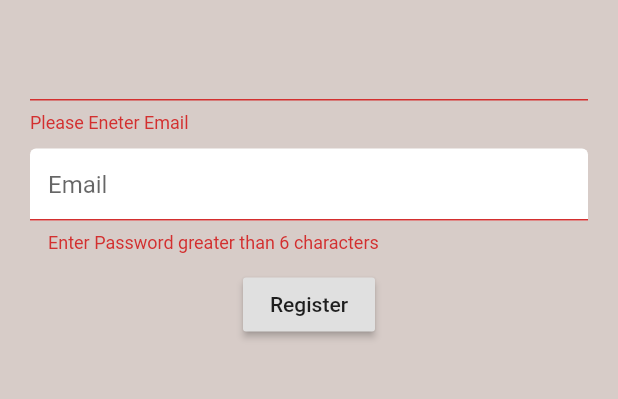
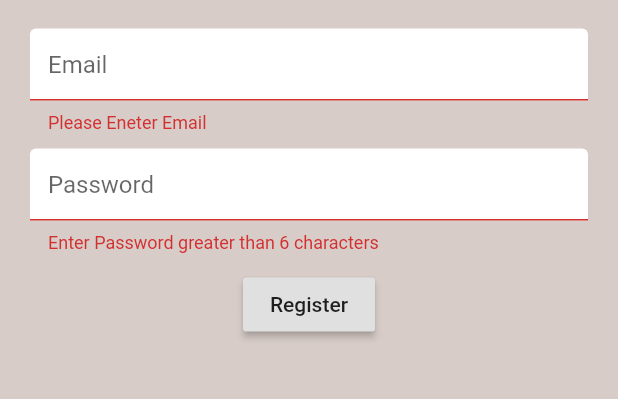
Before and after one commit to hemabhagnani/Brew_Crew, a Flutter app: the Register screen opened directly, after a tap on "Register", on a phone screen of 412 x 824 dp, the part 84-483 px from its top. Run offline on Flutter 3.47's test engine with Material 2 defaults, Android fonts, the phone set to English and light mode, and no system bars; our stand-ins replace firebase_auth; accounts and stored records are empty.

Commit message:
made textInputDEcoration as constant and used .copyWith

```diff
--- a/lib/screens/authenticate/register.dart
+++ b/lib/screens/authenticate/register.dart
@@ -1,4 +1,5 @@
 import 'package:brew_crew/services/auth.dart';
+import 'package:brew_crew/shared/constants.dart';
 import 'package:flutter/material.dart';
 
 class Register extends StatefulWidget {
@@ -39,6 +40,7 @@ class _RegisterState extends State<Register> {
                 children: <Widget>[
                   SizedBox(height: 10.0),
                   TextFormField(
+                    decoration:textInputDEcoration.copyWith(hintText: "Email"),
                     validator: (val)=>val.isEmpty ? "Please Eneter Email":null,
                     onChanged: (val){
                       setState(()=>email=val);
@@ -46,18 +48,7 @@ class _RegisterState extends State<Register> {
                   ),
                   SizedBox(height: 10.0),
                   TextFormField(
-                    decoration:InputDecoration(
-                      hintText: "Email",
-                      fillColor: Colors.white,
-                      filled: true,
-                      enabledBorder: OutlineInputBorder(
-                        borderSide:BorderSide(color: Colors.white,width: 2.0),
-                      ),
-                      focusedBorder: OutlineInputBorder(
-                        borderSide:BorderSide(color: Colors.pink,width: 2.0),
-                      ),
-
-                    ),
+                    decoration:textInputDEcoration.copyWith(hintText: "Password"),
                     validator: (val)=>val.length <6 ? "Enter Password greater than 6 characters":null,
                     obscureText: true,
                     onChanged: (val){
--- a/lib/screens/authenticate/sign_in.dart
+++ b/lib/screens/authenticate/sign_in.dart
@@ -1,4 +1,5 @@
 import 'package:brew_crew/services/auth.dart';
+import 'package:brew_crew/shared/constants.dart';
 import 'package:flutter/material.dart';
 
 class SignIn extends StatefulWidget {
@@ -39,6 +40,7 @@ class _SignInState extends State<SignIn> {
             children: <Widget>[
               SizedBox(height: 10.0),
               TextFormField(
+                decoration:textInputDEcoration.copyWith(hintText: "Email"),
                 validator: (val)=>val.isEmpty ? "Please Eneter Email":null,
                 onChanged: (val){
                   setState(()=>email=val);
@@ -46,6 +48,7 @@ class _SignInState extends State<SignIn> {
               ),
               SizedBox(height: 10.0),
               TextFormField(
+                decoration:textInputDEcoration.copyWith(hintText: "Password"),
                 validator: (val)=>val.length <6 ? "Enter Password":null,
               obscureText: true,
                 onChanged: (val){
--- /dev/null
+++ b/lib/shared/constants.dart
@@ -0,0 +1,14 @@
+import 'package:flutter/material.dart';
+
+const textInputDEcoration=InputDecoration(
+  hintText: "Email",
+  fillColor: Colors.white,
+  filled: true,
+  enabledBorder: OutlineInputBorder(
+    borderSide:BorderSide(color: Colors.white,width: 2.0),
+  ),
+  focusedBorder: OutlineInputBorder(
+    borderSide:BorderSide(color: Colors.pink,width: 2.0),
+  ),
+
+);
```
